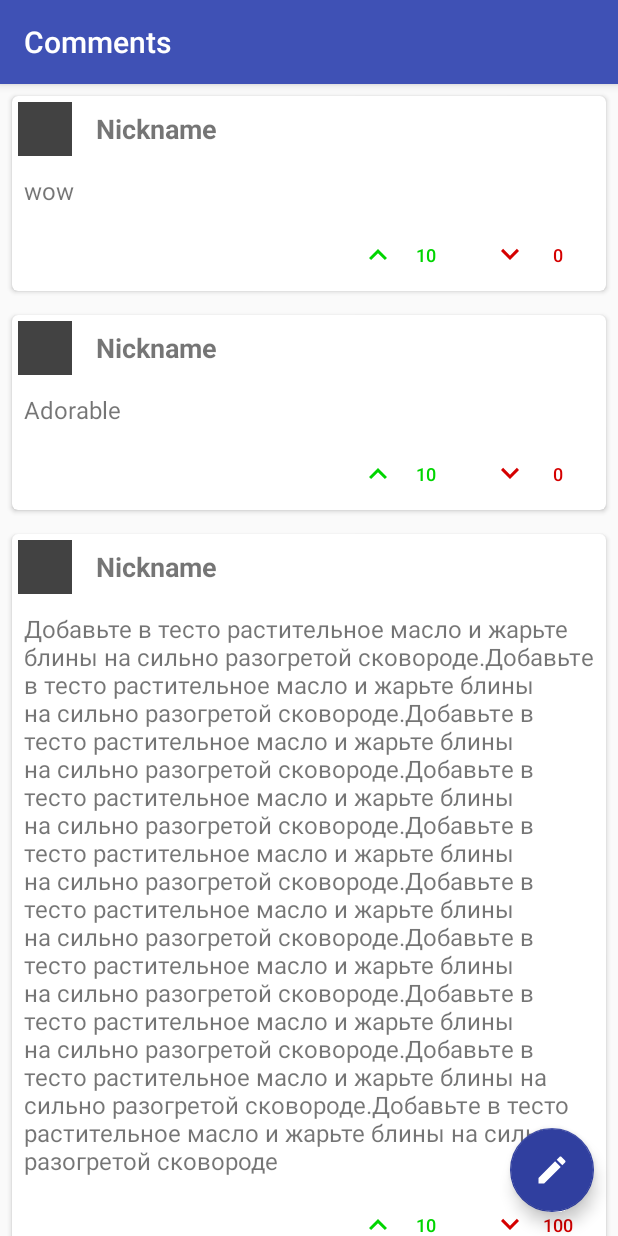
After one commit to AlmostCT/cookmate-android, an Android app: the CommentsActivity screen opened directly, with no data from a screen before it, on a phone screen of 412 x 824 dp. The commit adds this screen. Run offline under Robolectric (Android 15) with nearby library versions, the phone set to English and light mode, and no system bars.

Commit message:
Comments activity

```diff
--- a/app/build.gradle
+++ b/app/build.gradle
@@ -53,7 +53,7 @@ androidExtensions {
 repositories {
     mavenCentral()
     maven { url 'https://jitpack.io' }
-    maven {url "https://clojars.org/repo/"}
+    maven { url "https://clojars.org/repo/" }
 }
 
 dependencies {
--- a/app/src/main/AndroidManifest.xml
+++ b/app/src/main/AndroidManifest.xml
@@ -34,7 +34,11 @@
             android:name=".ui.cooking.CookingActivity"
             android:configChanges="orientation|keyboardHidden|screenSize"
             android:label="@string/title_activity_cooking"
-            android:theme="@style/FullscreenTheme"></activity>
+            android:theme="@style/FullscreenTheme" />
+        <activity
+            android:name=".ui.comments.CommentsActivity"
+            android:label="@string/title_activity_comments"
+            android:theme="@style/AppTheme.NoActionBar"></activity>
     </application>
 
 </manifest>
--- a/app/src/main/java/almostct/top/foodhack/model/DummyData.kt
+++ b/app/src/main/java/almostct/top/foodhack/model/DummyData.kt
@@ -53,4 +53,21 @@ object DummyData {
         picture = null,
         steps = listOf(step1, step2, step3, step4)
     )
+
+    val acc1 = Account("nickname1", 100, null, null)
+    val acc2 = Account("nickname2", 10, null, null)
+
+    val comments: List<Comment> = listOf(
+        Comment(acc1, "a1", "wow", 1000L, 10, 0, null),
+        Comment(acc2, "a2", "Adorable", 1020L, 10, 0, null),
+        Comment(
+            acc2,
+            "a1",
+            "Добавьте в тесто растительное масло и жарьте блины на сильно разогретой сковороде.Добавьте в тесто растительное масло и жарьте блины на сильно разогретой сковороде.Добавьте в тесто растительное масло и жарьте блины на сильно разогретой сковороде.Добавьте в тесто растительное масло и жарьте блины на сильно разогретой сковороде.Добавьте в тесто растительное масло и жарьте блины на сильно разогретой сковороде.Добавьте в тесто растительное масло и жарьте блины на сильно разогретой сковороде.Добавьте в тесто растительное масло и жарьте блины на сильно разогретой сковороде.Добавьте в тесто растительное масло и жарьте блины на сильно разогретой сковороде.Добавьте в тесто растительное масло и жарьте блины на сильно разогретой сковороде.Добавьте в тесто растительное масло и жарьте блины на сильно разогретой сковороде",
+            1001L,
+            10,
+            100,
+            null
+        )
+    )
 }
--- a/app/src/main/java/almostct/top/foodhack/model/Stub.kt
+++ b/app/src/main/java/almostct/top/foodhack/model/Stub.kt
@@ -29,7 +29,8 @@ data class ReceiptStep(
     val shortDescription: String,
     val longDescription: String,
     val time: Long, // seconds
-    val products: List<Product>
+    val products: List<Product>,
+    val id: String? = null
 ) : Parcelable
 
 @Parcelize
@@ -38,3 +39,21 @@ data class Product(
     val amount: String,
     val id: String? = null
 ) : Parcelable
+
+data class Comment(
+    val account: Account,
+    val target: String,
+    val text: String,
+    val date: Long,
+    val likes: Int,
+    val dislikes: Int,
+    val commentId: String? = null
+)
+
+data class Account(
+    val handle: String,
+    val rating: Int,
+    val avatar: String?,
+//    @DBRef val achievements: List<Achievement>
+    val id: String? = null
+)
--- /dev/null
+++ b/app/src/main/java/almostct/top/foodhack/ui/comments/CommentsActivity.kt
@@ -0,0 +1,101 @@
+package almostct.top.foodhack.ui.comments
+
+import almostct.top.foodhack.R
+import almostct.top.foodhack.model.Comment
+import almostct.top.foodhack.model.DummyData
+import android.os.Bundle
+import android.support.design.widget.FloatingActionButton
+import android.support.v7.app.AlertDialog
+import android.support.v7.app.AppCompatActivity
+import android.support.v7.widget.CardView
+import android.support.v7.widget.LinearLayoutManager
+import android.support.v7.widget.RecyclerView
+import android.support.v7.widget.Toolbar
+import android.text.InputType
+import android.view.LayoutInflater
+import android.view.View
+import android.view.ViewGroup
+import android.widget.Button
+import android.widget.EditText
+import android.widget.TextView
+import android.widget.Toast
+import kotterknife.bindView
+
+
+class CommentsActivity : AppCompatActivity() {
+
+    val commentsView by bindView<RecyclerView>(R.id.comments_recycler)
+
+    override fun onCreate(savedInstanceState: Bundle?) {
+        super.onCreate(savedInstanceState)
+        setContentView(R.layout.activity_comments)
+        val toolbar = findViewById(R.id.toolbar) as Toolbar
+        setSupportActionBar(toolbar)
+
+        val fab = findViewById(R.id.fab) as FloatingActionButton
+        fab.setOnClickListener { view ->
+            newCommentBuilder()
+        }
+
+        commentsView.layoutManager = LinearLayoutManager(this, LinearLayoutManager.VERTICAL, false)
+        commentsView.adapter = CommentsAdapter(DummyData.comments)
+    }
+
+    private fun newCommentBuilder() {
+        val builder = AlertDialog.Builder(this)
+        builder.setTitle(getString(R.string.new_comment_dialog_title))
+
+// Set up the input
+        val input = EditText(this)
+// Specify the type of input expected; this, for example, sets the input as a password, and will mask the text
+        input.inputType = InputType.TYPE_CLASS_TEXT or InputType.TYPE_TEXT_FLAG_MULTI_LINE
+        builder.setView(input)
+
+// Set up the buttons
+        builder.setPositiveButton("OK",
+            { dialog, which ->
+                Toast.makeText(
+                    this,
+                    input.text.toString(),
+                    Toast.LENGTH_SHORT
+                ).show()
+            })
+        builder.setNegativeButton("Cancel",
+            { dialog, which -> dialog.cancel() })
+
+        builder.show()
+    }
+
+    inner class CommentsAdapter(private val comments: List<Comment>) :
+        RecyclerView.Adapter<CommentsAdapter.MyViewHolder>() {
+
+        inner class MyViewHolder(view: View) : RecyclerView.ViewHolder(view) {
+            val textView by bindView<TextView>(R.id.comment_info_text)
+            val cardView by bindView<CardView>(R.id.comment_card_view)
+            val likeBtn by bindView<Button>(R.id.comment_likes)
+            val dislikeBtn by bindView<Button>(R.id.comment_dislikes)
+        }
+
+        override fun onCreateViewHolder(parent: ViewGroup, viewType: Int): MyViewHolder {
+            val itemView = LayoutInflater.from(parent.context)
+                .inflate(R.layout.comments_item, parent, false)
+            return MyViewHolder(itemView)
+        }
+
+        override fun onBindViewHolder(holder: MyViewHolder, position: Int) {
+            val newItem = comments[position]
+            holder.textView.text = newItem.text
+            holder.likeBtn.text = newItem.likes.toString()
+            holder.dislikeBtn.text = newItem.dislikes.toString()
+            holder.cardView.setOnClickListener {
+                Toast.makeText(
+                    this@CommentsActivity,
+                    newItem.commentId,
+                    Toast.LENGTH_SHORT
+                ).show()
+            }
+        }
+
+        override fun getItemCount() = comments.size
+    }
+}
--- a/app/src/main/java/almostct/top/foodhack/ui/cooking/CookingActivity.kt
+++ b/app/src/main/java/almostct/top/foodhack/ui/cooking/CookingActivity.kt
@@ -3,8 +3,10 @@ package almostct.top.foodhack.ui.cooking
 import activitystarter.Arg
 import almostct.top.foodhack.R
 import almostct.top.foodhack.model.Receipt
+import almostct.top.foodhack.ui.comments.CommentsActivity
 import almostct.top.foodhack.ui.common.InjectableActivity
 import android.annotation.SuppressLint
+import android.content.Intent
 import android.os.Bundle
 import android.os.CountDownTimer
 import android.os.Handler
@@ -15,6 +17,7 @@ import android.view.GestureDetector
 import android.view.MenuItem
 import android.view.MotionEvent
 import android.view.View
+import android.widget.Button
 import android.widget.ProgressBar
 import android.widget.TextView
 import com.marcinmoskala.activitystarter.argExtra
@@ -37,6 +40,8 @@ class CookingActivity : InjectableActivity() {
     private val contentText by bindView<TextView>(R.id.fullscreen_content_text)
     private val progress by bindView<ProgressBar>(R.id.step_progress)
     private val countdownText by bindView<TextView>(R.id.step_countdown)
+
+    private val commentsButton by bindView<Button>(R.id.dummy_button)
 
     private val mHidePart2Runnable = Runnable {
         // Delayed removal of status and navigation bar
@@ -79,6 +84,7 @@ class CookingActivity : InjectableActivity() {
 
         setContentView(R.layout.activity_cooking)
         val actionBar = supportActionBar
+        actionBar?.title = currentRecipe.name
 
         mVisible = true
         mControlsView = findViewById(R.id.fullscreen_content_controls)
@@ -105,7 +111,8 @@ class CookingActivity : InjectableActivity() {
         // Upon interacting with UI controls, delay any scheduled hide()
         // operations to prevent the jarring behavior of controls going away
         // while interacting with the UI.
-        findViewById(R.id.dummy_button).setOnTouchListener(mDelayHideTouchListener)
+        findViewById(R.id.fullscreen_content_controls).setOnTouchListener(mDelayHideTouchListener)
+        commentsButton.setOnClickListener { startActivity(Intent(this, CommentsActivity::class.java)) }
     }
 
     override fun onPostCreate(savedInstanceState: Bundle?) {
--- /dev/null
+++ b/app/src/main/res/drawable/arrow_down_red_24dp.xml
@@ -0,0 +1,9 @@
+<vector xmlns:android="http://schemas.android.com/apk/res/android"
+    android:width="24dp"
+    android:height="24dp"
+    android:viewportWidth="24.0"
+    android:viewportHeight="24.0">
+    <path
+        android:fillColor="@color/comment_red"
+        android:pathData="M7.41,7.84L12,12.42l4.59,-4.58L18,9.25l-6,6 -6,-6z" />
+</vector>
--- /dev/null
+++ b/app/src/main/res/drawable/arrow_up_green_24dp.xml
@@ -0,0 +1,9 @@
+<vector xmlns:android="http://schemas.android.com/apk/res/android"
+    android:width="24dp"
+    android:height="24dp"
+    android:viewportWidth="24.0"
+    android:viewportHeight="24.0">
+    <path
+        android:fillColor="@color/comment_green"
+        android:pathData="M7.41,15.41L12,10.83l4.59,4.58L18,14l-6,-6 -6,6z" />
+</vector>
--- /dev/null
+++ b/app/src/main/res/drawable/ic_add_comment_white_24dp.xml
@@ -0,0 +1,9 @@
+<vector xmlns:android="http://schemas.android.com/apk/res/android"
+    android:width="24dp"
+    android:height="24dp"
+    android:viewportWidth="24.0"
+    android:viewportHeight="24.0">
+    <path
+        android:fillColor="#FFFFFF"
+        android:pathData="M3,17.25V21h3.75L17.81,9.94l-3.75,-3.75L3,17.25zM20.71,7.04c0.39,-0.39 0.39,-1.02 0,-1.41l-2.34,-2.34c-0.39,-0.39 -1.02,-0.39 -1.41,0l-1.83,1.83 3.75,3.75 1.83,-1.83z" />
+</vector>
--- /dev/null
+++ b/app/src/main/res/layout/activity_comments.xml
@@ -0,0 +1,33 @@
+<?xml version="1.0" encoding="utf-8"?>
+<android.support.design.widget.CoordinatorLayout xmlns:android="http://schemas.android.com/apk/res/android"
+    xmlns:app="http://schemas.android.com/apk/res-auto"
+    xmlns:tools="http://schemas.android.com/tools"
+    android:layout_width="match_parent"
+    android:layout_height="match_parent"
+    tools:context="almostct.top.foodhack.ui.comments.CommentsActivity">
+
+    <android.support.design.widget.AppBarLayout
+        android:layout_width="match_parent"
+        android:layout_height="wrap_content"
+        android:theme="@style/AppTheme.AppBarOverlay">
+
+        <android.support.v7.widget.Toolbar
+            android:id="@+id/toolbar"
+            android:layout_width="match_parent"
+            android:layout_height="?attr/actionBarSize"
+            android:background="?attr/colorPrimary"
+            app:popupTheme="@style/AppTheme.PopupOverlay" />
+
+    </android.support.design.widget.AppBarLayout>
+
+    <include layout="@layout/content_comments" />
+
+    <android.support.design.widget.FloatingActionButton
+        android:id="@+id/fab"
+        android:layout_width="wrap_content"
+        android:layout_height="wrap_content"
+        android:layout_gravity="bottom|end"
+        android:layout_margin="@dimen/fab_margin"
+        app:srcCompat="@drawable/ic_add_comment_white_24dp" />
+
+</android.support.design.widget.CoordinatorLayout>
--- a/app/src/main/res/layout/activity_cooking.xml
+++ b/app/src/main/res/layout/activity_cooking.xml
@@ -1,4 +1,4 @@
-<FrameLayout xmlns:android="http://schemas.android.com/apk/res/android"
+<android.support.design.widget.CoordinatorLayout xmlns:android="http://schemas.android.com/apk/res/android"
     xmlns:tools="http://schemas.android.com/tools"
     android:layout_width="match_parent"
     android:layout_height="match_parent"
@@ -67,9 +67,8 @@
                 android:layout_width="0dp"
                 android:layout_height="wrap_content"
                 android:layout_weight="1"
-                android:text="@string/dummy_button" />
+                android:text="Comments" />
 
         </LinearLayout>
     </FrameLayout>
-
-</FrameLayout>
+</android.support.design.widget.CoordinatorLayout>
--- /dev/null
+++ b/app/src/main/res/layout/comments_item.xml
@@ -0,0 +1,78 @@
+<?xml version="1.0" encoding="utf-8"?>
+<LinearLayout xmlns:android="http://schemas.android.com/apk/res/android"
+    android:orientation="vertical"
+    android:layout_width="match_parent"
+    android:layout_height="wrap_content">
+    <!-- A CardView that contains a TextView -->
+    <android.support.v7.widget.CardView xmlns:card_view="http://schemas.android.com/apk/res-auto"
+        android:id="@+id/comment_card_view"
+        android:layout_gravity="center"
+        android:layout_margin="@dimen/medium_padding"
+        android:layout_width="match_parent"
+        android:layout_height="wrap_content"
+        android:elevation="0dp"
+        card_view:cardCornerRadius="4dp">
+
+        <LinearLayout
+            android:layout_width="match_parent"
+            android:layout_height="match_parent"
+            android:orientation="vertical">
+
+            <LinearLayout
+                android:layout_margin="@dimen/small_padding"
+                android:layout_width="match_parent"
+                android:layout_height="wrap_content">
+
+                <ImageView
+                    android:layout_width="@dimen/avatar_side"
+                    android:layout_height="@dimen/avatar_side"
+                    android:layout_marginEnd="@dimen/big_padding"
+                    android:src="@color/cardview_dark_background" />
+
+                <TextView
+                    android:textSize="18dp"
+                    android:textStyle="bold"
+                    android:layout_width="wrap_content"
+                    android:layout_height="wrap_content"
+                    android:layout_gravity="center_vertical"
+                    android:text="Nickname" />
+            </LinearLayout>
+
+            <TextView
+                android:textSize="16sp"
+                android:id="@+id/comment_info_text"
+                android:layout_width="match_parent"
+                android:padding="@dimen/medium_padding"
+                android:gravity="start"
+                android:layout_height="wrap_content" />
+
+            <LinearLayout
+                android:layout_width="wrap_content"
+                android:layout_height="wrap_content"
+                android:layout_gravity="end">
+
+                <Button
+                    android:textSize="12sp"
+                    android:id="@+id/comment_likes"
+                    android:layout_width="wrap_content"
+                    android:layout_height="wrap_content"
+                    style="?android:attr/borderlessButtonStyle"
+                    android:text="Up"
+                    android:layout_margin="-15dp"
+                    android:textColor="@color/comment_green"
+                    android:drawableStart="@drawable/arrow_up_green_24dp" />
+
+                <Button
+                    android:textSize="12sp"
+                    android:id="@+id/comment_dislikes"
+                    android:layout_width="wrap_content"
+                    android:layout_height="wrap_content"
+                    style="?android:attr/borderlessButtonStyle"
+                    android:text="Down"
+                    android:layout_margin="-5dp"
+                    android:textColor="@color/comment_red"
+                    android:drawableStart="@drawable/arrow_down_red_24dp" />
+            </LinearLayout>
+        </LinearLayout>
+    </android.support.v7.widget.CardView>
+</LinearLayout>
--- /dev/null
+++ b/app/src/main/res/layout/content_comments.xml
@@ -0,0 +1,16 @@
+<?xml version="1.0" encoding="utf-8"?>
+<android.support.constraint.ConstraintLayout xmlns:android="http://schemas.android.com/apk/res/android"
+    xmlns:app="http://schemas.android.com/apk/res-auto"
+    xmlns:tools="http://schemas.android.com/tools"
+    android:layout_width="match_parent"
+    android:layout_height="match_parent"
+    app:layout_behavior="@string/appbar_scrolling_view_behavior"
+    tools:context="almostct.top.foodhack.ui.comments.CommentsActivity"
+    tools:showIn="@layout/activity_comments">
+
+    <android.support.v7.widget.RecyclerView
+        android:id="@+id/comments_recycler"
+        android:layout_width="match_parent"
+        android:layout_height="match_parent"></android.support.v7.widget.RecyclerView>
+
+</android.support.constraint.ConstraintLayout>
--- a/app/src/main/res/values/colors.xml
+++ b/app/src/main/res/values/colors.xml
@@ -5,4 +5,7 @@
     <color name="colorAccent">#303F9F</color>
 
     <color name="black_overlay">#66000000</color>
+
+    <color name="comment_green">#00d500</color>
+    <color name="comment_red">#d50000</color>
 </resources>
--- a/app/src/main/res/values/dimens.xml
+++ b/app/src/main/res/values/dimens.xml
@@ -12,4 +12,6 @@
     <dimen name="recipe_img_height">180dp</dimen>
 
     <dimen name="fab_margin">16dp</dimen>
+
+    <dimen name="avatar_side">36dp</dimen>
 </resources>
--- a/app/src/main/res/values/strings.xml
+++ b/app/src/main/res/values/strings.xml
@@ -21,4 +21,6 @@
     <string name="title_activity_cooking">CookingActivity</string>
     <string name="dummy_button">Dummy Button</string>
     <string name="dummy_content">DUMMY\nCONTENT</string>
+    <string name="title_activity_comments">Comments</string>
+    <string name="new_comment_dialog_title">New comment</string>
 </resources>
```
